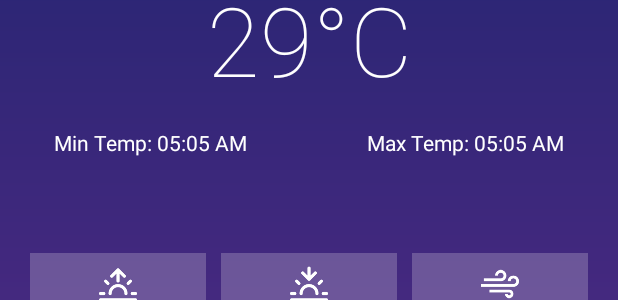
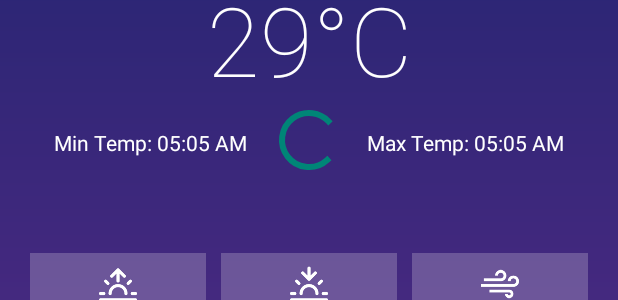
Before and after one commit to qsubq/MultiApp, an Android app: the layout fragment_weather.xml on its own in the app's theme, with its tools: preview values and no code run, on a phone screen of 412 x 824 dp. Shown: the part 448-748 px from the top of the screen. Run offline under Robolectric (Android 15) with nearby library versions, the phone set to English and light mode, and no system bars.

Commit message:
progress bar

```diff
--- a/app/src/main/java/com/github/qsubq/multiapp/app/presentation/screen/WeatherFragment.kt
+++ b/app/src/main/java/com/github/qsubq/multiapp/app/presentation/screen/WeatherFragment.kt
@@ -31,10 +31,14 @@
 
     override fun onViewCreated(view: View, savedInstanceState: Bundle?) {
         super.onViewCreated(view, savedInstanceState)
+
         val tag = WeatherFragment::class.java.toString()
+        binding.progressBar.visibility = View.INVISIBLE
         binding.detailsContainer.visibility = View.INVISIBLE
 
         viewModel.weatherLiveData.observe(viewLifecycleOwner) {
+            binding.progressBar.visibility = View.INVISIBLE
+
             binding.location.text = it.name
             binding.updatedAt.text =
                 "Updated at: " + SimpleDateFormat("dd/MM/yyyy hh:mm a", Locale.ENGLISH).format(Date(
@@ -54,6 +58,7 @@
                 Locale.ENGLISH).format(Date(it.sys.sunset.toLong() * 1000))
 
             binding.detailsContainer.visibility = View.VISIBLE
+
         }
 
         binding.searchView.setQuery(getString(R.string.main_city), true)
@@ -61,6 +66,7 @@
             androidx.appcompat.widget.SearchView.OnQueryTextListener {
             override fun onQueryTextSubmit(query: String?): Boolean {
                 if (query != null) {
+                    binding.progressBar.visibility = View.VISIBLE
                     viewModel.getWeatherInfo(query)
                 }
                 return true
@@ -78,4 +84,6 @@
             Log.e(tag, error)
         }
     }
+
+
 }
--- a/app/src/main/res/layout/fragment_weather.xml
+++ b/app/src/main/res/layout/fragment_weather.xml
@@ -12,6 +12,17 @@
         android:layout_width="match_parent"
         android:layout_height="wrap_content">
 
+
+        <ProgressBar
+            android:id="@+id/progressBar"
+            android:layout_width="wrap_content"
+            android:layout_height="wrap_content"
+            android:layout_gravity="center_horizontal"
+            android:layout_marginStart="87dp"
+            android:layout_marginEnd="88dp"
+            app:layout_constraintEnd_toEndOf="parent"
+            app:layout_constraintStart_toStartOf="parent"
+            app:layout_constraintTop_toBottomOf="@+id/temp" />
 
         <androidx.appcompat.widget.SearchView
             android:id="@+id/searchView"
```
